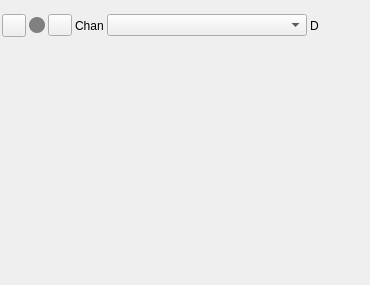
elquelo/sdrangel, file plugins/feature/jogdialcontroller/jogdialcontrollergui.ui: the form before one commit.
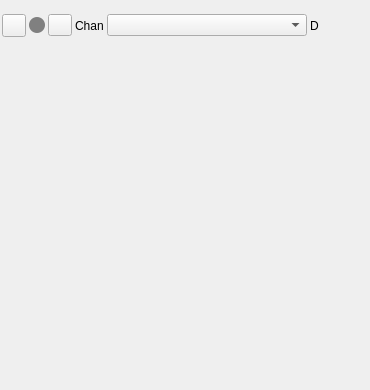
The form after the commit. Icons and pictures are not drawn. Custom widgets are drawn as their Qt base class.

Commit message:
Jogdial controller: graduated scales under the motion sliders
The ring speed handles stop on values of one significant digit and the two
values are shown without a dash. The list of the ring positions is removed.
Each slider gets a soft scale in proportion to its values.

Claude-Session: https://claude.ai/code/session_016BURDSsCcHCJf1uqpt1pUc

Patch:
```diff
--- a/plugins/feature/jogdialcontroller/jogdialcontrollergui.ui
+++ b/plugins/feature/jogdialcontroller/jogdialcontrollergui.ui
@@ -7,7 +7,7 @@
     <x>0</x>
     <y>0</y>
     <width>370</width>
-    <height>285</height>
+    <height>390</height>
    </rect>
   </property>
   <property name="sizePolicy">
@@ -198,7 +198,7 @@
      <x>0</x>
      <y>60</y>
      <width>360</width>
-     <height>215</height>
+     <height>320</height>
     </rect>
    </property>
    <property name="sizePolicy">
```
The commit also changes 5 other files.
